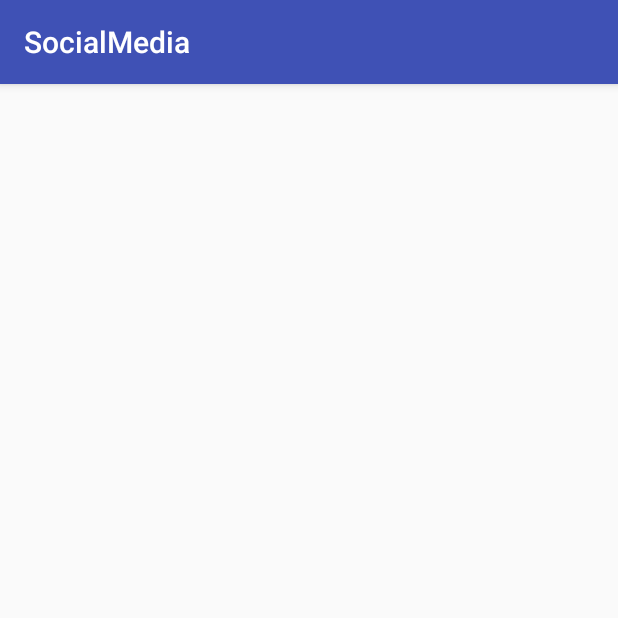
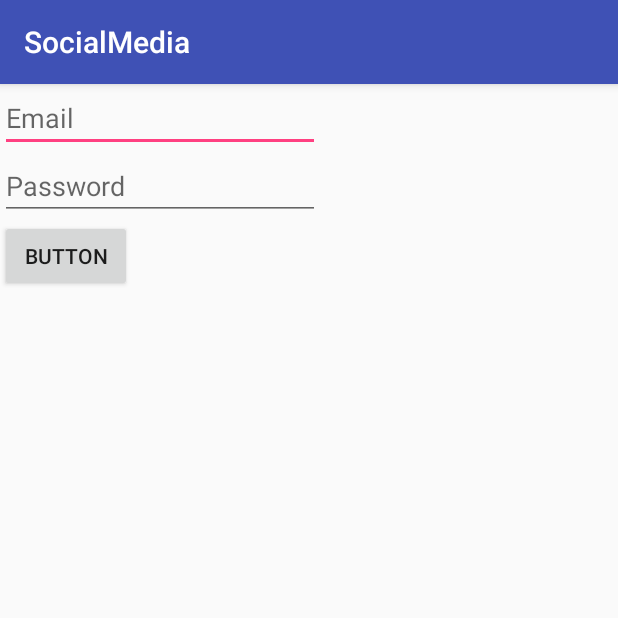
Before and after one commit to EloyLopez/Social_Media, an Android app: the LoginActivity screen opened directly, with no data from a screen before it, on a phone screen of 412 x 824 dp, the top half of it. Run offline under Robolectric (Android 15) with nearby library versions, the phone set to English and light mode, and no system bars.

Commit message:
with Login

```diff
--- a/SocialMedia/app/src/main/res/layout/activity_login.xml
+++ b/SocialMedia/app/src/main/res/layout/activity_login.xml
@@ -1,9 +1,52 @@
 <?xml version="1.0" encoding="utf-8"?>
-<android.support.constraint.ConstraintLayout xmlns:android="http://schemas.android.com/apk/res/android"
+<LinearLayout
+    xmlns:android="http://schemas.android.com/apk/res/android"
     xmlns:app="http://schemas.android.com/apk/res-auto"
     xmlns:tools="http://schemas.android.com/tools"
     android:layout_width="match_parent"
     android:layout_height="match_parent"
-    tools:context="edu.lasalle.ppro2.socialmedia.LoginActivity">
+    tools:context="edu.lasalle.ppro2.socialmedia.LoginActivity"
+    android:orientation="vertical">
+<LinearLayout
+    android:layout_width="wrap_content"
+    android:layout_height="wrap_content">
 
-</android.support.constraint.ConstraintLayout>
+
+
+
+</LinearLayout>
+
+
+
+    <EditText
+        android:id="@+id/LoginMail"
+        android:layout_width="wrap_content"
+        android:layout_height="wrap_content"
+        android:ems="10"
+        android:inputType="textEmailAddress"
+        tools:layout_editor_absoluteX="16dp"
+        tools:layout_editor_absoluteY="122dp"
+        android:hint="Email"/>
+
+    <EditText
+        android:id="@+id/LoginPassword"
+        android:layout_width="wrap_content"
+        android:layout_height="wrap_content"
+        android:ems="10"
+        android:inputType="textPassword"
+        tools:layout_editor_absoluteX="16dp"
+        tools:layout_editor_absoluteY="198dp"
+        android:hint="Password"
+
+
+
+        />
+
+    <Button
+        android:id="@+id/button"
+        android:layout_width="wrap_content"
+        android:layout_height="wrap_content"
+        android:text="Button"
+        tools:layout_editor_absoluteX="101dp"
+        tools:layout_editor_absoluteY="285dp" />
+</LinearLayout>
```
